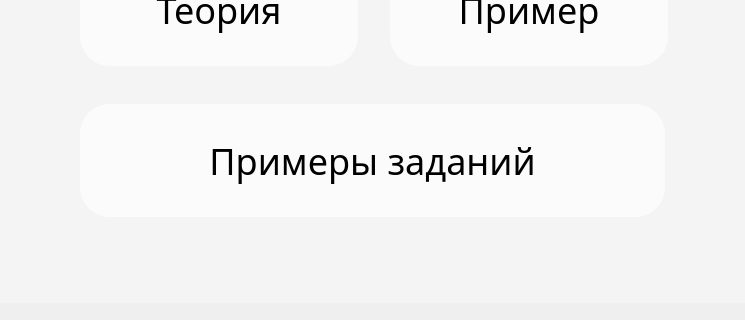
aleksgov/py_labs, file interface.ui: the form before one commit; both pictures show x 356 to 1101 and y 373 to 693 of the 1440 by 810 pixel window.
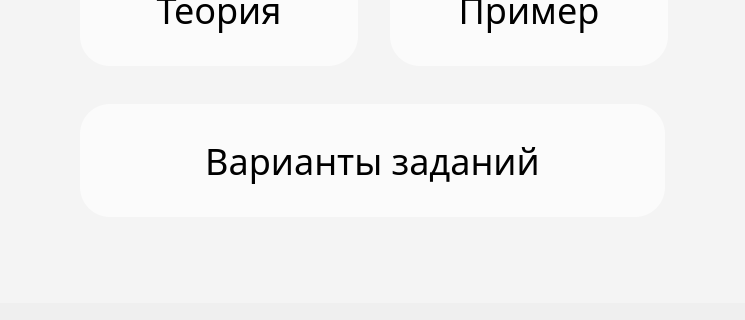
The form after the commit. The open tabs and pages were chosen to show the change.

```diff
--- a/interface.ui
+++ b/interface.ui
@@ -468,7 +468,7 @@
 </string>
          </property>
          <property name="text">
-          <string>Примеры заданий</string>
+          <string>Варианты заданий</string>
          </property>
         </widget>
        </widget>
```
